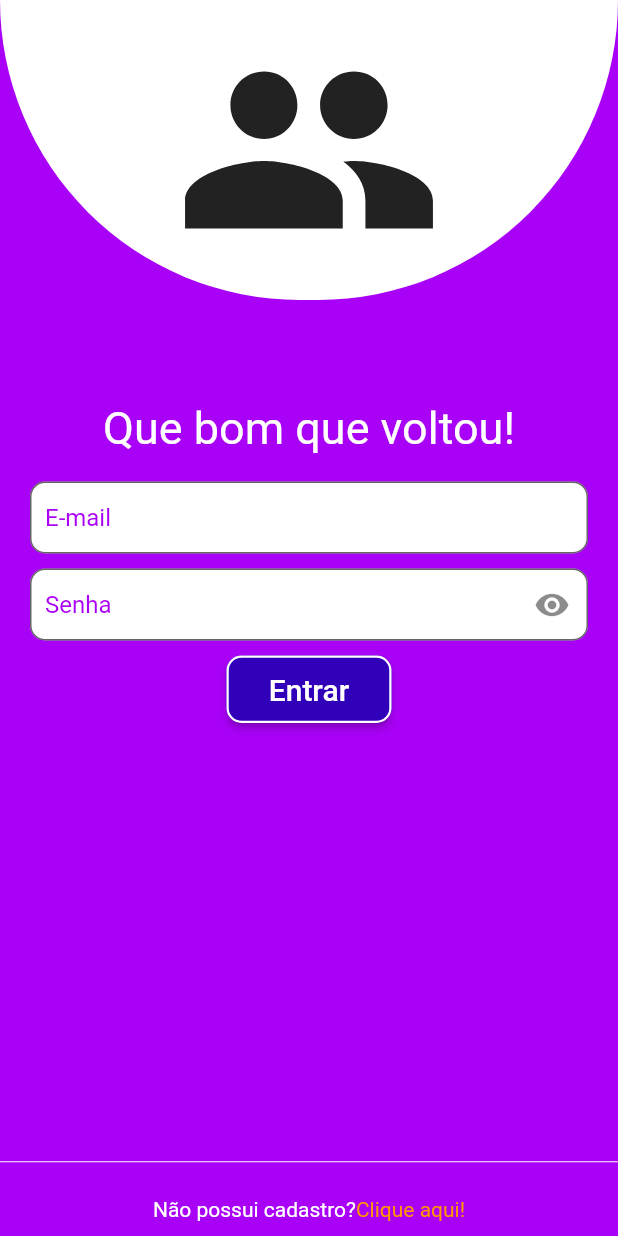
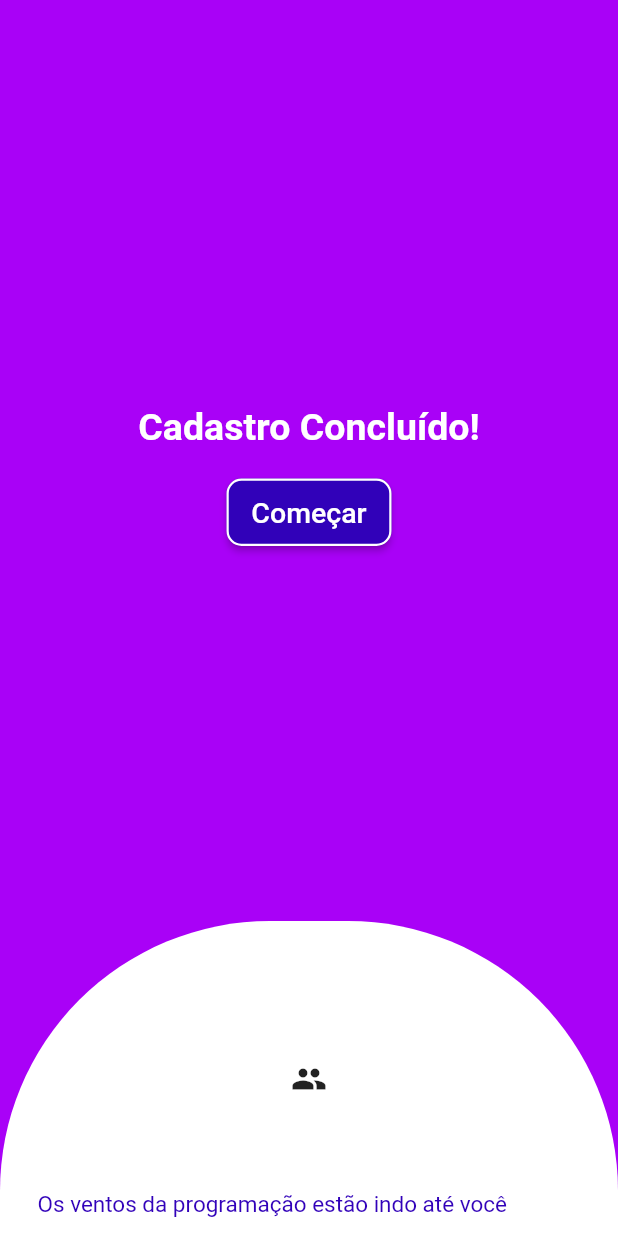
Before and after one commit to GuiGodooi/app_pojetolovepeople, a Flutter app: the screen it shows after launch, on a phone screen of 412 x 824 dp. Run offline on Flutter 3.47's test engine with Material 2 defaults, Android fonts, the phone set to English and light mode, and no system bars.

Commit message:
tela cadastro e tela cadastro concluido

```diff
--- /dev/null
+++ b/lib/View/cadastro/cadastro_concluido.dart
@@ -0,0 +1,108 @@
+import 'package:flutter/material.dart';
+
+class CadastroConcluido extends StatelessWidget {
+  const CadastroConcluido({Key? key}) : super(key: key);
+
+  @override
+  Widget build(BuildContext context) {
+    return SafeArea(
+      child: Scaffold(
+        backgroundColor: const Color(0xFFA901F7),
+        body: Column(
+          children: [
+            Expanded(
+              child: Center(
+                child: Column(
+                  mainAxisSize: MainAxisSize.min,
+                  children: [
+                    const Padding(
+                      padding: EdgeInsets.only(top: 20),
+                      child: Text(
+                        'Cadastro Concluído!',
+                        style: TextStyle(
+                          color: Colors.white,
+                          fontSize: 25,
+                          fontWeight: FontWeight.bold,
+                        ),
+                      ),
+                    ),
+                    const SizedBox(
+                      height: 20,
+                    ),
+                    SizedBox(
+                      height: 45,
+                      width: 110,
+                      child: ElevatedButton(
+                        onPressed: () {},
+                        child: const Text(
+                          'Começar',
+                          style: TextStyle(
+                            fontSize: 19,
+                          ),
+                        ),
+                        style: ButtonStyle(
+                          backgroundColor: MaterialStateProperty.all(
+                            const Color(0xff3101B9),
+                          ),
+                          shape: MaterialStateProperty.all(
+                            RoundedRectangleBorder(
+                              borderRadius: BorderRadius.circular(10),
+                              side: const BorderSide(
+                                width: 1.5,
+                                color: Colors.white,
+                              ),
+                            ),
+                          ),
+                        ),
+                      ),
+                    ),
+                  ],
+                ),
+              ),
+            ),
+            Container(
+              height: 180,
+              width: double.maxFinite,
+              decoration: const BoxDecoration(
+                color: Colors.white,
+                borderRadius: BorderRadius.only(
+                  topLeft: Radius.circular(210),
+                  topRight: Radius.circular(210),
+                ),
+              ),
+              child: Container(
+                margin: const EdgeInsets.only(top: 30),
+                child: const Center(
+                  child: const SizedBox(
+                    height: 200,
+                    width: 200,
+                    child: const Icon(
+                      Icons.people,
+                    ),
+                  ),
+                ),
+              ),
+            ),
+            Container(
+              height: 30,
+              width: double.maxFinite,
+              decoration: const BoxDecoration(
+                color: Colors.white,
+              ),
+              child: const Padding(
+                padding: EdgeInsets.only(left: 25),
+                child: Text(
+                  'Os ventos da programação estão indo até você',
+                  style: TextStyle(
+                    fontSize: 15,
+                    color: Color(0xFF3101B9),
+                  ),
+                ),
+              ),
+            ),
+          ],
+        ),
+      ),
+    );
+  }
+}
--- a/lib/View/login_page.dart
+++ /dev/null
@@ -1,182 +0,0 @@
-import 'package:flutter/material.dart';
-
-class Login extends StatefulWidget {
-  const Login({Key? key}) : super(key: key);
-
-  @override
-  State<Login> createState() => _LoginState();
-}
-
-class _LoginState extends State<Login> {
-  @override
-  Widget build(BuildContext context) {
-    return Scaffold(
-      backgroundColor: const Color(0xFFA901F7),
-      body: SafeArea(
-        child: Column(
-          children: [
-            Container(
-              alignment: Alignment.topCenter,
-              height: 200,
-              width: MediaQuery.of(context).size.width,
-              decoration: const BoxDecoration(
-                color: Colors.white,
-                borderRadius: BorderRadius.only(
-                  bottomLeft: Radius.circular(200),
-                  bottomRight: Radius.circular(200),
-                ),
-              ),
-              child: const Padding(
-                padding: EdgeInsets.only(top: 10),
-                child: Icon(
-                  Icons.people,
-                  size: 180,
-                ),
-              ),
-            ),
-            Expanded(
-              child: SingleChildScrollView(
-                child: Column(
-                  children: [
-                    const Padding(
-                      padding: EdgeInsets.only(top: 1),
-                      child: Text(
-                        'Que bom que voltou!',
-                        style: TextStyle(
-                          fontSize: 30,
-                          color: Colors.white,
-                          height: 4,
-                        ),
-                      ),
-                    ),
-                    Form(
-                      child: Padding(
-                        padding: const EdgeInsets.only(
-                          left: 20,
-                          right: 20,
-                        ),
-                        child: Column(
-                          children: [
-                            TextFormField(
-                              decoration: const InputDecoration(
-                                contentPadding: EdgeInsets.all(
-                                  10,
-                                ),
-                                border: OutlineInputBorder(
-                                  borderRadius: BorderRadius.all(
-                                    Radius.circular(10),
-                                  ),
-                                ),
-                                hintText: 'E-mail',
-                                hintStyle: TextStyle(color: Color(0xFFA901F7)),
-                                fillColor: Colors.white,
-                                filled: true,
-                              ),
-                            ),
-                            const SizedBox(
-                              height: 10,
-                            ),
-                            TextFormField(
-                              obscureText: true,
-                              decoration: InputDecoration(
-                                disabledBorder: InputBorder.none,
-                                contentPadding: const EdgeInsets.all(
-                                  10,
-                                ),
-                                border: const OutlineInputBorder(
-                                  borderRadius: BorderRadius.all(
-                                    Radius.circular(10),
-                                  ),
-                                ),
-                                hintText: 'Senha',
-                                hintStyle:
-                                    const TextStyle(color: Color(0xFFA901F7)),
-                                fillColor: Colors.white,
-                                filled: true,
-                                suffixIcon: IconButton(
-                                  onPressed: () {},
-                                  icon: const Icon(
-                                    Icons.remove_red_eye,
-                                  ),
-                                ),
-                              ),
-                            ),
-                            const SizedBox(
-                              height: 10,
-                            ),
-                            Container(
-                              height: 45,
-                              width: 110,
-                              child: ElevatedButton(
-                                onPressed: () {},
-                                child: Text(
-                                  'Entrar',
-                                  style: TextStyle(
-                                    fontSize: 20,
-                                  ),
-                                ),
-                                style: ButtonStyle(
-                                  backgroundColor: MaterialStateProperty.all(
-                                    const Color(0xff3101B9),
-                                  ),
-                                  shape: MaterialStateProperty.all(
-                                    RoundedRectangleBorder(
-                                      borderRadius: BorderRadius.circular(10),
-                                      side: const BorderSide(
-                                        width: 1.5,
-                                        color: Colors.white,
-                                      ),
-                                    ),
-                                  ),
-                                ),
-                              ),
-                            )
-                          ],
-                        ),
-                      ),
-                    ),
-                  ],
-                ),
-              ),
-            ),
-          ],
-        ),
-      ),
-      bottomNavigationBar: Column(
-        mainAxisSize: MainAxisSize.min,
-        children: [
-          Padding(
-            padding: EdgeInsets.symmetric(vertical: 10),
-            child: Divider(
-              height: 7,
-              color: Colors.white,
-            ),
-          ),
-          Padding(
-            padding: const EdgeInsets.symmetric(
-              vertical: 10,
-            ),
-            child: Row(
-              mainAxisAlignment: MainAxisAlignment.center,
-              children: [
-                const Text(
-                  'Não possui cadastro?',
-                  style: TextStyle(
-                    color: Colors.white,
-                  ),
-                ),
-                InkWell(
-                  child: Text(
-                    'Clique aqui!',
-                    style: TextStyle(color: Colors.orange),
-                  ),
-                  onTap: () {},
-                ),
-              ],
-            ),
-          ),
-        ],
-      ),
-    );
-  }
-}
--- a/lib/main.dart
+++ b/lib/main.dart
@@ -1,5 +1,5 @@
 import 'package:flutter/material.dart';
-import 'View/login_page.dart';
+import 'View/cadastro/cadastro_concluido.dart';
 
 void main() {
   runApp(const MyApp());
@@ -7,8 +7,6 @@ void main() {
 
 class MyApp extends StatelessWidget {
   const MyApp({Key? key}) : super(key: key);
-
-  // This widget is the root of your application.
   @override
   Widget build(BuildContext context) {
     return MaterialApp(
@@ -16,7 +14,7 @@ class MyApp extends StatelessWidget {
       theme: ThemeData(
         primarySwatch: Colors.purple,
       ),
-      home: const Login(),
+      home: const CadastroConcluido(),
     );
   }
 }
```
Also changed, not shown: lib/View/cadastro/cadastro_page.dart (added, +208 -0 lines), lib/View/login/login_page.dart (added, +182 -0 lines).
